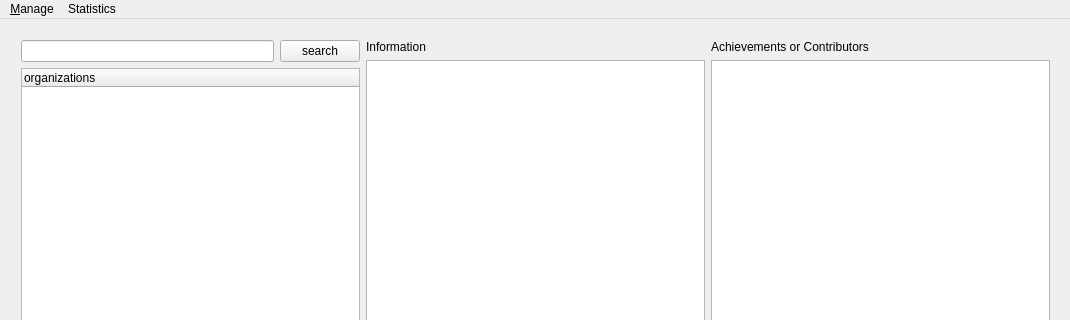
The window that gui/mainwindow.ui (qjy981010/qjy_c_task) describes before a commit, drawn with Qt 5; both pictures show x 0 to 1070 and y 0 to 320 of the 1070 by 640 pixel window.
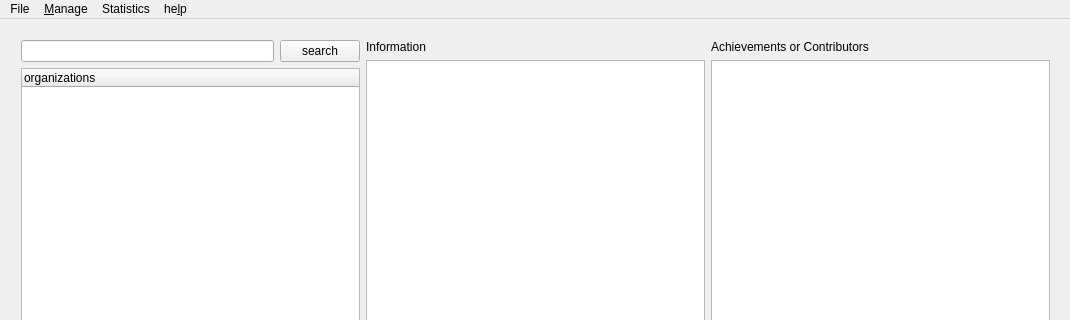
The same window after the commit.

Patch:
```diff
--- a/gui/mainwindow.ui
+++ b/gui/mainwindow.ui
@@ -140,8 +140,25 @@
     </widget>
     <addaction name="menu_filter_by_age"/>
    </widget>
+   <widget class="QMenu" name="menuhelp">
+    <property name="title">
+     <string>he&amp;lp</string>
+    </property>
+    <addaction name="actionHelp_document"/>
+    <addaction name="actionAbout_us"/>
+   </widget>
+   <widget class="QMenu" name="menuFile">
+    <property name="title">
+     <string>File</string>
+    </property>
+    <addaction name="actionOpen"/>
+    <addaction name="actionSave"/>
+    <addaction name="actionClose"/>
+   </widget>
+   <addaction name="menuFile"/>
    <addaction name="menuInsert"/>
    <addaction name="menuStatistics"/>
+   <addaction name="menuhelp"/>
   </widget>
   <action name="actionInsert_organization">
    <property name="text">
```
Left out of the diff: 38 changed lines with no effect on the pictures.
